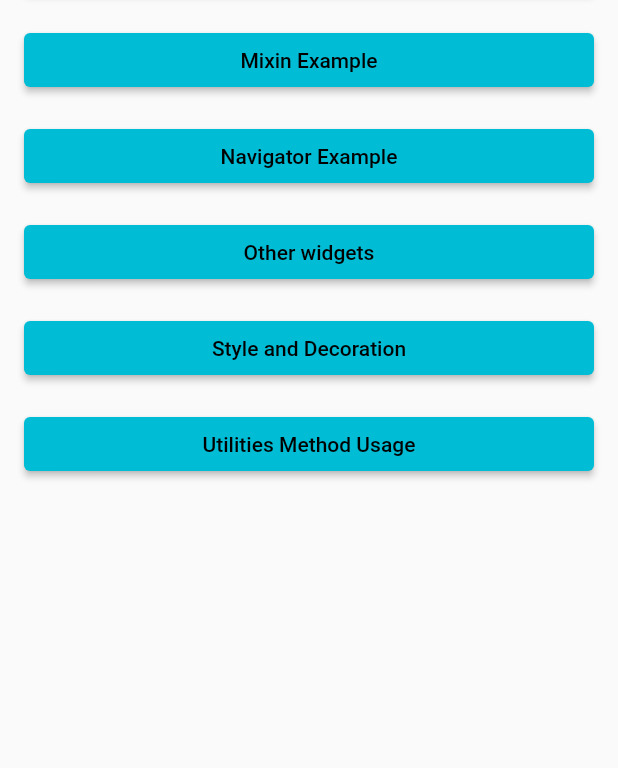
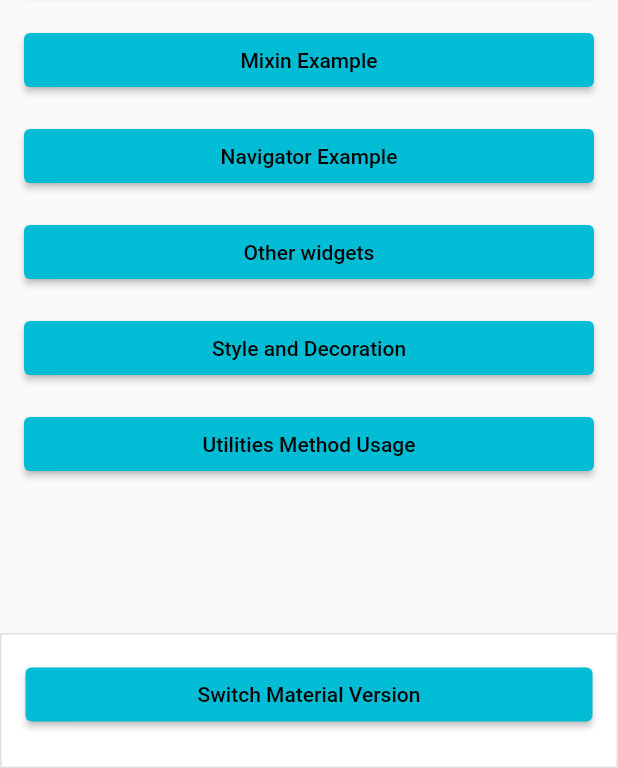
Before and after one commit to lynical-software/skadi, a Flutter app: the screen it shows after launch, on a phone screen of 412 x 824 dp, the part 468-1236 px from its top. Run offline on Flutter 3.47's test engine with Material 2 defaults, Android fonts, the phone set to English and light mode, and no system bars; our stand-ins replace dio, universal_platform; missing offline and left inert: future_manager.

Commit message:
4.1.0 release

```diff
--- a/example/lib/examples/other_widget.dart
+++ b/example/lib/examples/other_widget.dart
@@ -38,7 +38,7 @@ class _OtherWidgetExampleState extends State<OtherWidgetExample> {
             isRow: false,
             children: [
               ReadMoreText(
-                text: "Lorem\n" * 30,
+                "Lorem\n" * 30,
                 trimLines: 3,
                 style: kTs14.red,
                 readMoreStyle: kTs14.blue,
--- a/example/lib/main.dart
+++ b/example/lib/main.dart
@@ -16,9 +16,15 @@ void main() {
   runApp(const MyApp());
 }
 
-class MyApp extends StatelessWidget {
+class MyApp extends StatefulWidget {
   const MyApp({Key? key}) : super(key: key);
 
+  @override
+  State<MyApp> createState() => _MyAppState();
+}
+
+class _MyAppState extends State<MyApp> {
+  bool useMaterial3 = false;
   @override
   Widget build(BuildContext context) {
     return SkadiProvider(
@@ -40,15 +46,44 @@ class MyApp extends StatelessWidget {
         ],
         title: 'Skadi Flutter Example',
         theme: ThemeData(
-          primarySwatch: Colors.cyan,
+          primarySwatch: useMaterial3 ? null : Colors.cyan,
+          colorSchemeSeed: useMaterial3 ? Colors.cyan : null,
+          useMaterial3: useMaterial3,
           appBarTheme: const AppBarTheme(
             foregroundColor: Colors.white,
+            backgroundColor: Colors.cyan,
+          ),
+          elevatedButtonTheme: ElevatedButtonThemeData(
+            style: ElevatedButton.styleFrom(
+              backgroundColor: Colors.cyan,
+              foregroundColor: Colors.black,
+            ),
           ),
         ),
         home: const RootPage(),
         builder: (context, child) {
           return LoadingOverlayProvider.builder(
-            child: SkadiResponsiveBuilder(builder: (_) => child!),
+            child: SkadiResponsiveBuilder(
+              builder: (_) => Column(
+                children: [
+                  child!.expanded,
+                  Container(
+                    width: double.infinity,
+                    decoration: BoxDecoration(
+                      border: Border.all(color: Colors.black12),
+                      color: Colors.white,
+                    ),
+                    padding: const EdgeInsets.fromLTRB(16, 16, 16, 24),
+                    child: ElevatedButton(
+                      onPressed: () {
+                        setState(() => useMaterial3 = !useMaterial3);
+                      },
+                      child: const Text("Switch Material Version"),
+                    ),
+                  )
+                ],
+              ),
+            ),
             loadingWidget: const CustomLoadingOverlay(),
           );
         },
--- a/lib/src/extension/index.dart
+++ b/lib/src/extension/index.dart
@@ -2,6 +2,7 @@ export 'context_extension.dart';
 export 'datetime_extension.dart';
 export 'list_map_extension.dart';
 export 'listenable_extension.dart';
+export 'object_extension.dart';
 export 'string_extension.dart';
 export 'textstyle_extension.dart';
 export 'widget_extension.dart';
--- a/lib/src/extension/string_extension.dart
+++ b/lib/src/extension/string_extension.dart
@@ -15,12 +15,18 @@ extension SkadiStringExtension on String {
     return num.tryParse(replaceAll(",", ""));
   }
 
+  bool toBool() => bool.tryParse(this, caseSensitive: false) ?? false;
+
+  DateTime? toDateTime() => DateTime.tryParse(this);
+
+  ///Convert String to Number with default value of `0`
   num toNumber() => num.tryParse(replaceAll(",", "")) ?? 0;
 
   String emptyReplace(String replacement) {
     return isEmpty ? replacement : this;
   }
 
+  ///Using with dropdown menu to apply null value
   String? get nullIfEmpty {
     if (isEmpty) return null;
     return this;
--- a/lib/src/widgets/readmore_text.dart
+++ b/lib/src/widgets/readmore_text.dart
@@ -10,15 +10,15 @@ class ReadMoreText extends StatefulWidget {
   final int trimLines;
   final ValueChanged<bool>? onLinkTap;
 
-  const ReadMoreText({
-    super.key,
-    required this.text,
+  const ReadMoreText(
+    this.text, {
     required this.trimLines,
     this.style,
     this.readMoreStyle,
     this.readMoreText = "Read more",
     this.readLessText = "Read less",
     this.onLinkTap,
+    super.key,
   });
 
   @override
--- a/lib/src/widgets/skadi_confirmation_dialog.dart
+++ b/lib/src/widgets/skadi_confirmation_dialog.dart
@@ -101,7 +101,7 @@ class SkadiConfirmationDialog extends StatelessWidget {
     return CupertinoAlertDialog(
       title: Text(title),
       content: Padding(
-        padding: const EdgeInsets.only(top: 12),
+        padding: const EdgeInsets.only(top: 8),
         child: content,
       ),
       actions: actions,
--- a/lib/src/widgets/skadi_pop_scope.dart
+++ b/lib/src/widgets/skadi_pop_scope.dart
@@ -44,7 +44,8 @@ class WillPopPrompt extends StatelessWidget {
                   const WillPopDisable(
                     child: SkadiConfirmationDialog.danger(
                       content: Text(
-                          "Are you sure you want to cancel this operation?"),
+                        "Are you sure you want to cancel this operation?",
+                      ),
                       confirmText: "Cancel",
                       cancelText: "Discard",
                     ),
--- a/lib/src/widgets/skadi_scaffold.dart
+++ b/lib/src/widgets/skadi_scaffold.dart
@@ -3,6 +3,8 @@ import 'package:skadi/skadi.dart';
 
 class SkadiScaffold extends StatelessWidget {
   final PreferredSizeWidget? appBar;
+
+  ///
   final Widget? body;
 
   ///Allow to pop screen if LoadingOverlay is currently showing
--- a/pubspec.yaml
+++ b/pubspec.yaml
@@ -1,6 +1,6 @@
 name: skadi
 description: Flutter utilities packages for custom widgets and utilities function.
-version: 4.0.0
+version: 4.1.0
 
 homepage: https://www.lynical.com
 repository: https://github.com/lynical-software/skadi
```
Also changed, not shown: example/lib/examples/buttons.dart (+11 -0 lines), example/lib/examples/mixin.dart (+17 -2 lines), example/lib/examples/utilities.dart (+14 -2 lines), lib/src/extension/list_map_extension.dart (+21 -0 lines), lib/src/extension/object_extension.dart (added, +7 -0 lines), lib/src/utilities/form_validator.dart (+8 -2 lines), lib/src/utilities/global.dart (+24 -0 lines), lib/src/widgets/circular_loading.dart (+7 -0 lines), lib/src/widgets/skadi_async_icon_button.dart (+6 -1 lines), example/pubspec.lock, 2 other files.
